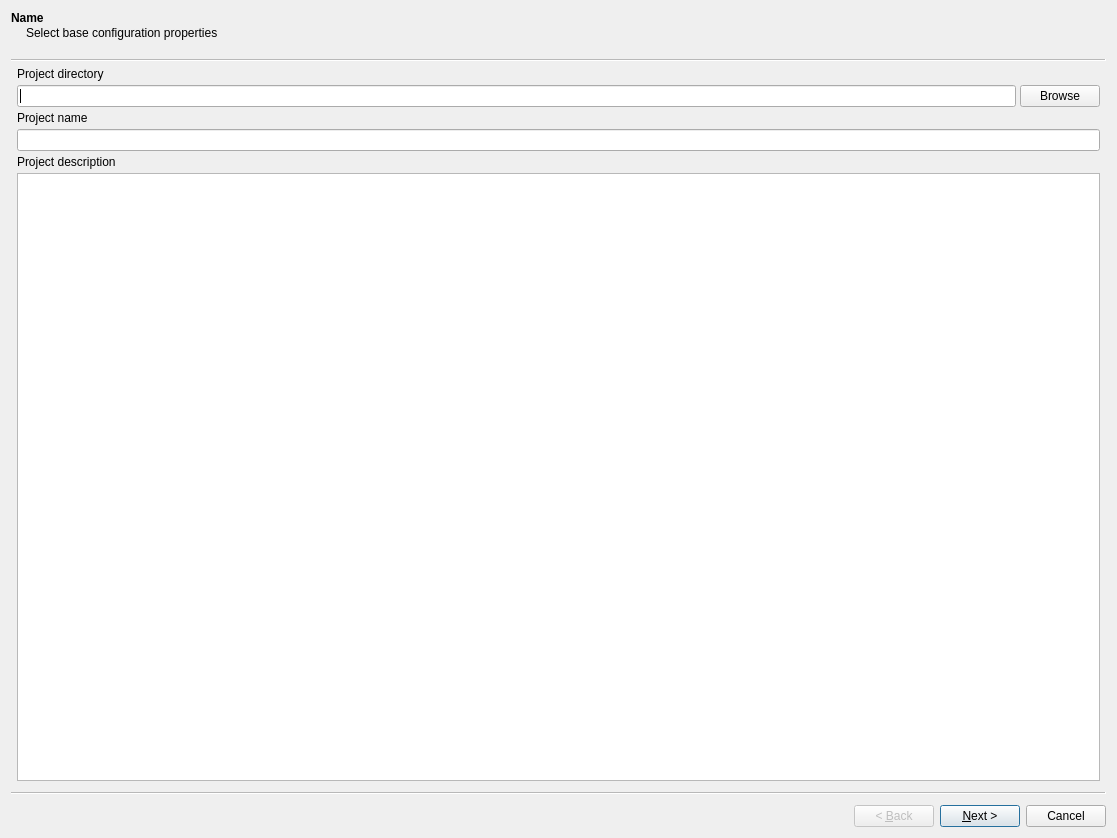
First picture: the form in GUI/Qt/UCreateConfigurationWizardWidget.ui, repository aicommunity/Rdk, before the edit.
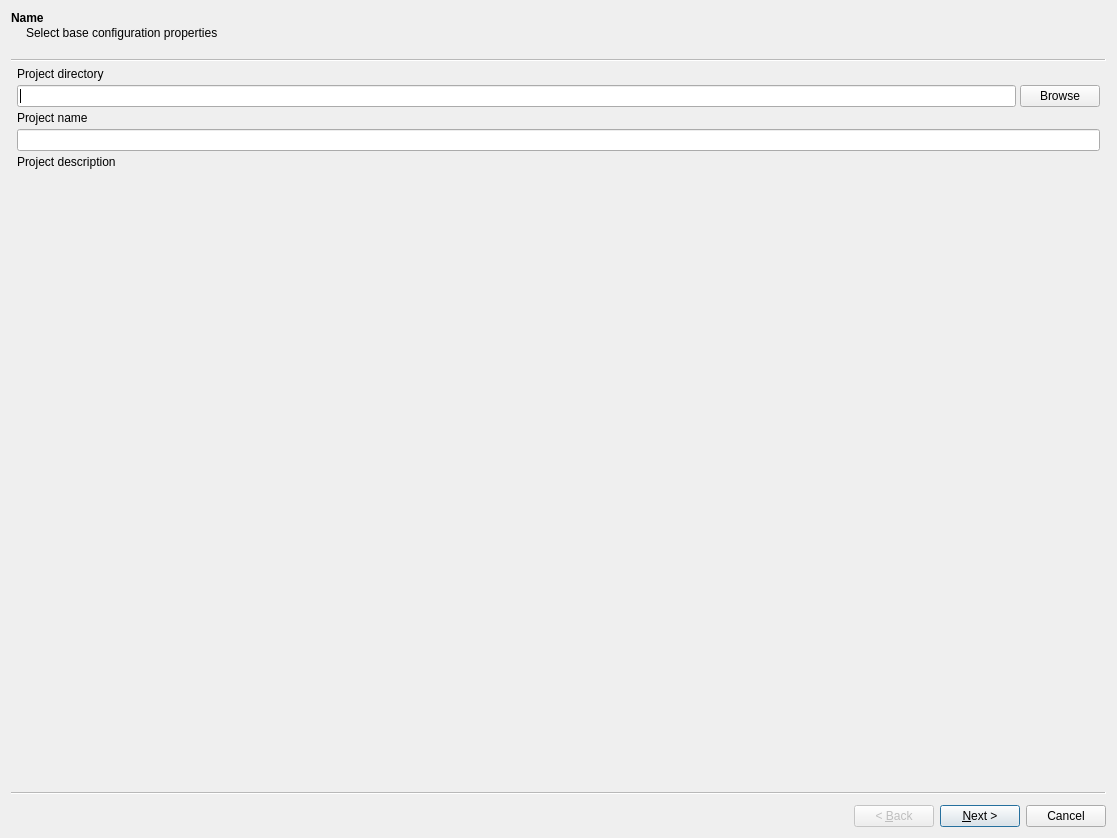
Second picture: the form after the edit.

Commit message: Simple markdown parses has been integrates for show config description

Diff of the .ui file:
```diff
--- a/GUI/Qt/UCreateConfigurationWizardWidget.ui
+++ b/GUI/Qt/UCreateConfigurationWizardWidget.ui
@@ -81,7 +81,14 @@
      </widget>
     </item>
     <item>
-     <widget class="QPlainTextEdit" name="plainTextEditProjectDescription"/>
+     <widget class="QWidget" name="widgetMarkdownViewer" native="true">
+      <property name="minimumSize">
+       <size>
+        <width>0</width>
+        <height>200</height>
+       </size>
+      </property>
+     </widget>
     </item>
    </layout>
   </widget>
```
The commit also changes 15 other files.
